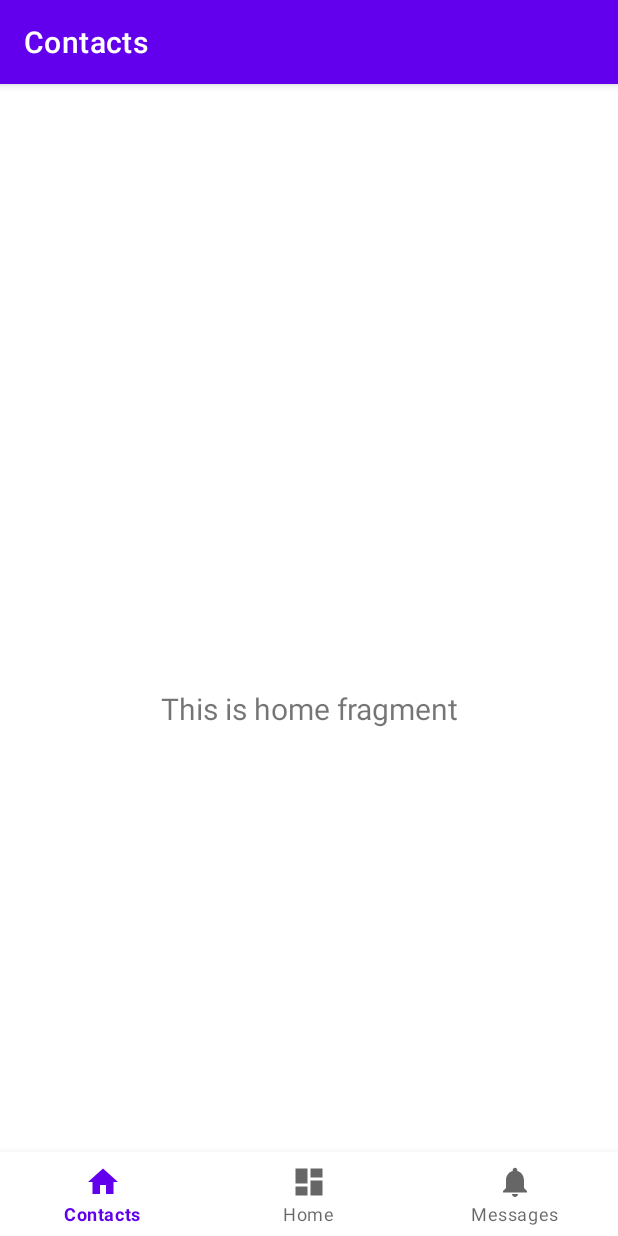
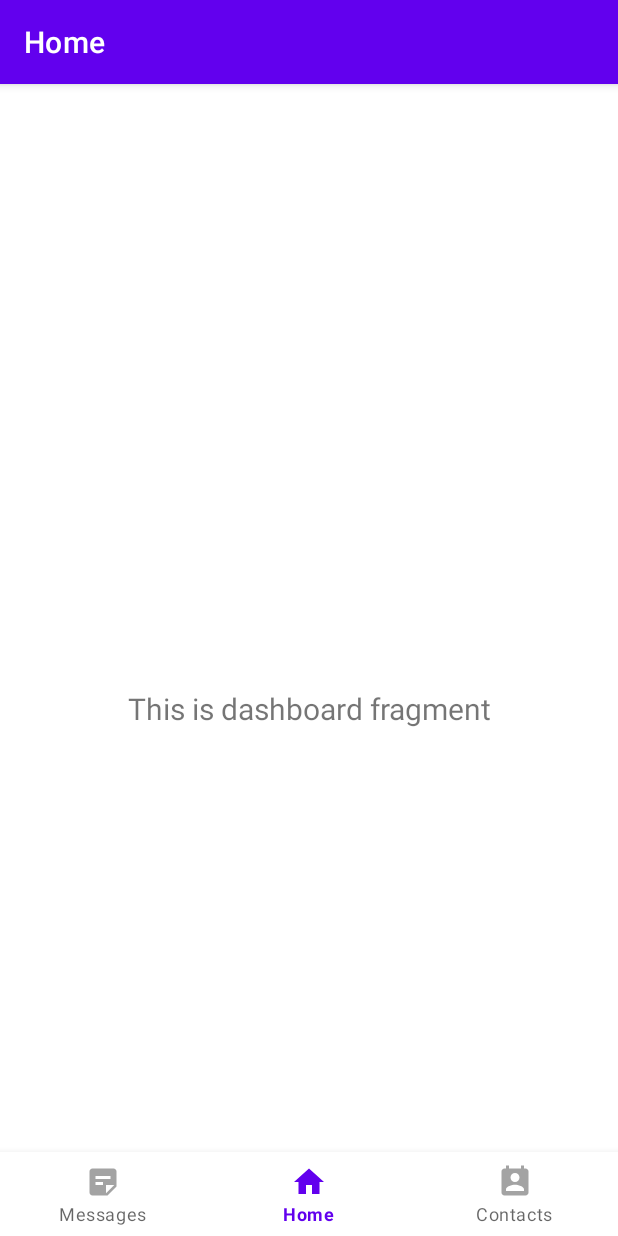
Before and after one commit to tommasobassetto/EmergencyAlerts, an Android app: the screen it shows after launch (MainActivity), on a phone screen of 412 x 824 dp. Run offline under Robolectric (Android 15) with nearby library versions, the light colour scheme and no system bars; our stand-ins replace navigation-ui.

Commit message:
Icons and nav order fixed to messages-home-contacts

```diff
--- a/app/src/main/java/edu/illinois/scoobygang/emergencyalerts/MainActivity.java
+++ b/app/src/main/java/edu/illinois/scoobygang/emergencyalerts/MainActivity.java
@@ -31,7 +31,7 @@ public class MainActivity extends AppCompatActivity {
         // Passing each menu ID as a set of Ids because each
         // menu should be considered as top level destinations.
         AppBarConfiguration appBarConfiguration = new AppBarConfiguration.Builder(
-                R.id.navigation_home, R.id.navigation_dashboard, R.id.navigation_notifications)
+                R.id.navigation_messages, R.id.navigation_home, R.id.navigation_contacts)
                 .build();
         NavController navController = Navigation.findNavController(this, R.id.nav_host_fragment_activity_main);
         NavigationUI.setupActionBarWithNavController(this, navController, appBarConfiguration);
--- /dev/null
+++ b/app/src/main/res/drawable-anydpi/ic_contact_black.xml
@@ -0,0 +1,10 @@
+<vector xmlns:android="http://schemas.android.com/apk/res/android"
+    android:width="24dp"
+    android:height="24dp"
+    android:viewportWidth="24"
+    android:viewportHeight="24"
+    android:alpha="0.6">
+  <path
+      android:fillColor="#FF000000"
+      android:pathData="M19,3h-1L18,1h-2v2L8,3L8,1L6,1v2L5,3c-1.11,0 -2,0.9 -2,2v14c0,1.1 0.89,2 2,2h14c1.1,0 2,-0.9 2,-2L21,5c0,-1.1 -0.9,-2 -2,-2zM12,6c1.66,0 3,1.34 3,3s-1.34,3 -3,3 -3,-1.34 -3,-3 1.34,-3 3,-3zM18,18L6,18v-1c0,-2 4,-3.1 6,-3.1s6,1.1 6,3.1v1z"/>
+</vector>
--- /dev/null
+++ b/app/src/main/res/drawable-anydpi/ic_message_black.xml
@@ -0,0 +1,11 @@
+<vector xmlns:android="http://schemas.android.com/apk/res/android"
+    android:width="24dp"
+    android:height="24dp"
+    android:viewportWidth="24"
+    android:viewportHeight="24"
+    android:alpha="0.6"
+    android:autoMirrored="true">
+  <path
+      android:fillColor="#FF000000"
+      android:pathData="M20,2L4,2c-1.1,0 -1.99,0.9 -1.99,2L2,22l4,-4h14c1.1,0 2,-0.9 2,-2L22,4c0,-1.1 -0.9,-2 -2,-2zM6,9h12v2L6,11L6,9zM14,14L6,14v-2h8v2zM18,8L6,8L6,6h12v2z"/>
+</vector>
--- /dev/null
+++ b/app/src/main/res/drawable-anydpi/ic_note_black.xml
@@ -0,0 +1,11 @@
+<vector xmlns:android="http://schemas.android.com/apk/res/android"
+    android:width="24dp"
+    android:height="24dp"
+    android:viewportWidth="24"
+    android:viewportHeight="24"
+    android:alpha="0.6"
+    android:autoMirrored="true">
+  <path
+      android:fillColor="@android:color/black"
+      android:pathData="M19,3H4.99C3.89,3 3,3.9 3,5l0.01,14c0,1.1 0.89,2 1.99,2h10l6,-6V5C21,3.9 20.1,3 19,3zM7,8h10v2H7V8zM12,14H7v-2h5V14zM14,19.5V14h5.5L14,19.5z"/>
+</vector>
--- a/app/src/main/res/menu/bottom_nav_menu.xml
+++ b/app/src/main/res/menu/bottom_nav_menu.xml
@@ -2,18 +2,18 @@
 <menu xmlns:android="http://schemas.android.com/apk/res/android">
 
     <item
+        android:id="@+id/navigation_messages"
+        android:icon="@drawable/ic_note_black"
+        android:title="Messages" />
+
+    <item
         android:id="@+id/navigation_home"
         android:icon="@drawable/ic_home_black_24dp"
-        android:title="@string/title_home" />
+        android:title="Home" />
 
     <item
-        android:id="@+id/navigation_dashboard"
-        android:icon="@drawable/ic_dashboard_black_24dp"
-        android:title="@string/title_dashboard" />
-
-    <item
-        android:id="@+id/navigation_notifications"
-        android:icon="@drawable/ic_notifications_black_24dp"
-        android:title="@string/title_notifications" />
+        android:id="@+id/navigation_contacts"
+        android:icon="@drawable/ic_contact_black"
+        android:title="Contacts" />
 
 </menu>
--- a/app/src/main/res/navigation/mobile_navigation.xml
+++ b/app/src/main/res/navigation/mobile_navigation.xml
@@ -6,20 +6,21 @@
     app:startDestination="@+id/navigation_home">
 
     <fragment
-        android:id="@+id/navigation_home"
-        android:name="edu.illinois.scoobygang.emergencyalerts.ui.home.HomeFragment"
-        android:label="@string/title_home"
-        tools:layout="@layout/fragment_home" />
+        android:id="@+id/navigation_messages"
+        android:name="edu.illinois.scoobygang.emergencyalerts.ui.notifications.NotificationsFragment"
+        android:label="@string/title_messages"
+        tools:layout="@layout/fragment_notifications" />
 
     <fragment
-        android:id="@+id/navigation_dashboard"
+        android:id="@+id/navigation_home"
         android:name="edu.illinois.scoobygang.emergencyalerts.ui.dashboard.DashboardFragment"
-        android:label="@string/title_dashboard"
+        android:label="@string/title_home"
         tools:layout="@layout/fragment_dashboard" />
 
     <fragment
-        android:id="@+id/navigation_notifications"
-        android:name="edu.illinois.scoobygang.emergencyalerts.ui.notifications.NotificationsFragment"
-        android:label="@string/title_notifications"
-        tools:layout="@layout/fragment_notifications" />
+        android:id="@+id/navigation_contacts"
+        android:name="edu.illinois.scoobygang.emergencyalerts.ui.home.HomeFragment"
+        android:label="@string/title_contacts"
+        tools:layout="@layout/fragment_home" />
+
 </navigation>
--- a/app/src/main/res/values/strings.xml
+++ b/app/src/main/res/values/strings.xml
@@ -1,6 +1,6 @@
 <resources>
     <string name="app_name">EmergencyAlerts</string>
-    <string name="title_home">Contacts</string>
-    <string name="title_dashboard">Home</string>
-    <string name="title_notifications">Messages</string>
+    <string name="title_messages">Messages</string>
+    <string name="title_home">Home</string>
+    <string name="title_contacts">Contacts</string>
 </resources>
```
Also changed, not shown: app/src/main/res/drawable-hdpi/ic_contact_black.png (added), app/src/main/res/drawable-hdpi/ic_message_black.png (added), app/src/main/res/drawable-hdpi/ic_note_black.png (added), app/src/main/res/drawable-mdpi/ic_contact_black.png (added), app/src/main/res/drawable-mdpi/ic_message_black.png (added), app/src/main/res/drawable-mdpi/ic_note_black.png (added), app/src/main/res/drawable-xhdpi/ic_contact_black.png (added), app/src/main/res/drawable-xhdpi/ic_message_black.png (added), app/src/main/res/drawable-xhdpi/ic_note_black.png (added), app/src/main/res/drawable-xxhdpi/ic_contact_black.png (added), app/src/main/res/drawable-xxhdpi/ic_message_black.png (added), app/src/main/res/drawable-xxhdpi/ic_note_black.png (added).
